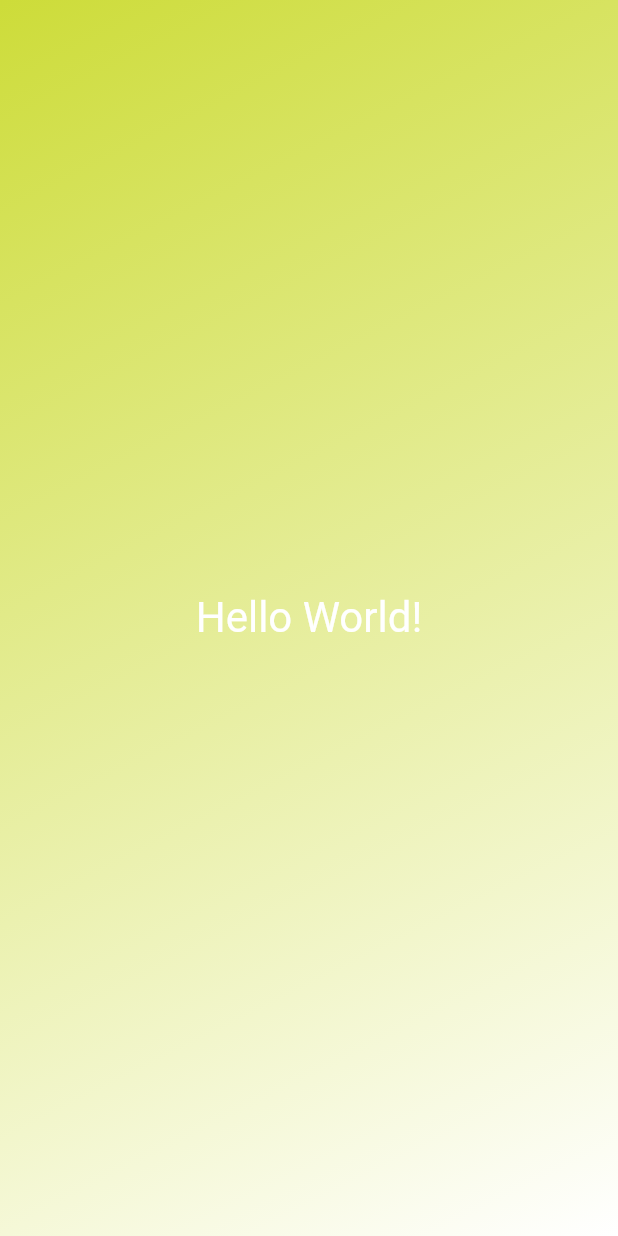
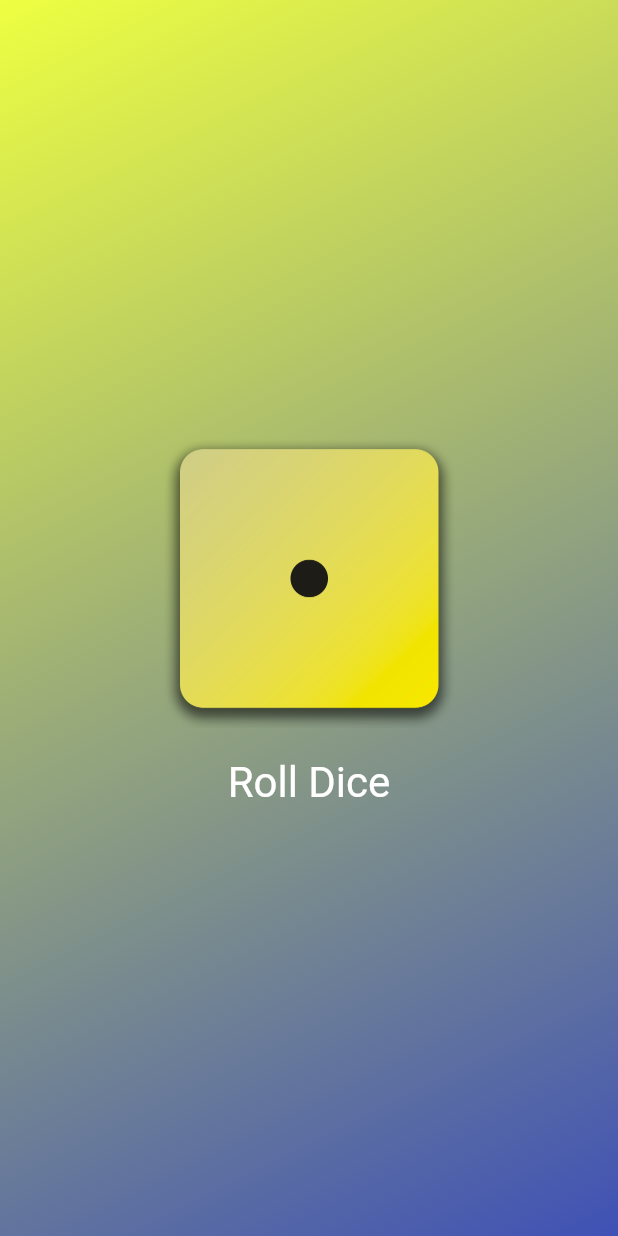
Before and after one commit to kisyam/dartEveryDay, a Flutter app: the screen it shows after launch, on a phone screen of 412 x 824 dp. Run offline on Flutter 3.47's test engine with Material 2 defaults, Android fonts, the light colour scheme and no system bars.

Commit message:
randomizer dice

```diff
--- /dev/null
+++ b/lib/dice_roller.dart
@@ -0,0 +1,50 @@
+import 'dart:math';
+
+import 'package:flutter/material.dart';
+
+final randomizer = Random();
+
+class DiceRoller extends StatefulWidget {
+  const DiceRoller({super.key});
+
+  @override
+  State<DiceRoller> createState() => _DiceRollerState();
+}
+
+class _DiceRollerState extends State<DiceRoller> {
+  int randomIndex = 1;
+
+  void rollDice() {
+    setState(() {
+      randomIndex = randomizer.nextInt(6) + 1;
+    });
+  }
+
+  @override
+  Widget build(BuildContext context) {
+    return Column(
+      mainAxisSize: MainAxisSize.min,
+      children: [
+        Image.asset(
+          'assets/images/dice-$randomIndex.png',
+          width: 200,
+        ),
+        TextButton(
+          onPressed: rollDice,
+          style: TextButton.styleFrom(
+            padding: const EdgeInsets.only(
+              top: 20,
+            ),
+            foregroundColor: Colors.white,
+            textStyle: const TextStyle(
+              fontSize: 28,
+            ),
+          ),
+          child: const Text(
+            'Roll Dice',
+          ),
+        )
+      ],
+    );
+  }
+}
--- /dev/null
+++ b/lib/gradient_container.dart
@@ -0,0 +1,31 @@
+import 'package:flutter/material.dart';
+import 'package:flutter_application_230616/dice_roller.dart';
+
+class GradientContainer extends StatelessWidget {
+  static const startAlignment = Alignment.topLeft;
+  static const endAlignment = Alignment.bottomRight;
+  //* super refers to the parent class
+  const GradientContainer({super.key})
+      : color1 = Colors.limeAccent,
+        color2 = Colors.indigo;
+
+  final Color color1;
+  final Color color2;
+
+  @override
+  //* Called for you, automatically, by Flutter (when it renders the user interface)
+  Widget build(BuildContext context) {
+    return Container(
+      decoration: BoxDecoration(
+        gradient: LinearGradient(
+          colors: [color1, color2],
+          begin: startAlignment,
+          end: endAlignment,
+        ),
+      ),
+      child: const Center(
+        child: DiceRoller(),
+      ),
+    );
+  }
+}
--- a/lib/main.dart
+++ b/lib/main.dart
@@ -1,4 +1,6 @@
 import 'package:flutter/material.dart';
+
+import 'gradient_container.dart';
 
 //* main() function gets executed automatically
 //* By Dart, when executing the complied app on the target device
@@ -32,34 +34,3 @@ void main() {
     ),
   );
 }
-
-class GradientContainer extends StatelessWidget {
-  //* super refers to the parent class
-  const GradientContainer({super.key});
-
-  @override
-  //* Called for you, automatically, by Flutter (when it renders the user interface)
-  Widget build(BuildContext context) {
-    return Container(
-      decoration: const BoxDecoration(
-        gradient: LinearGradient(
-          colors: [
-            Colors.lime,
-            Colors.white,
-          ],
-          begin: Alignment.topLeft,
-          end: Alignment.bottomRight,
-        ),
-      ),
-      child: const Center(
-        child: Text(
-          "Hello World!",
-          style: TextStyle(
-            color: Colors.white,
-            fontSize: 28,
-          ),
-        ),
-      ),
-    );
-  }
-}
--- /dev/null
+++ b/lib/styled_text.dart
@@ -0,0 +1,19 @@
+import 'package:flutter/material.dart';
+
+class StyledText extends StatelessWidget {
+  const StyledText(this.text, {super.key});
+
+  final String text;
+
+  @override
+  Widget build(BuildContext context) {
+    return Text(
+      text,
+      style: const TextStyle(
+        color: Colors.black,
+        fontSize: 28,
+        fontWeight: FontWeight.w400,
+      ),
+    );
+  }
+}
```
Also changed, not shown: pubspec.yaml (+11 -8 lines), assets/images/dice-1.png (added), assets/images/dice-2.png (added), assets/images/dice-3.png (added), assets/images/dice-4.png (added), assets/images/dice-5.png (added), assets/images/dice-6.png (added).
